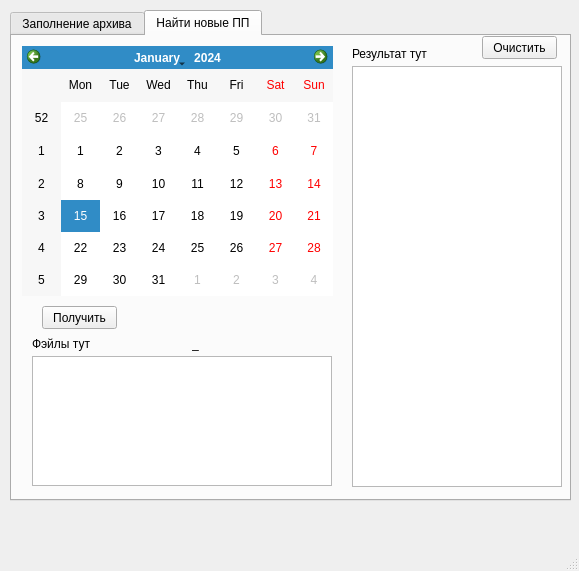
Old version of the form mainwindow.ui in the repository boomer-24/Boristics.
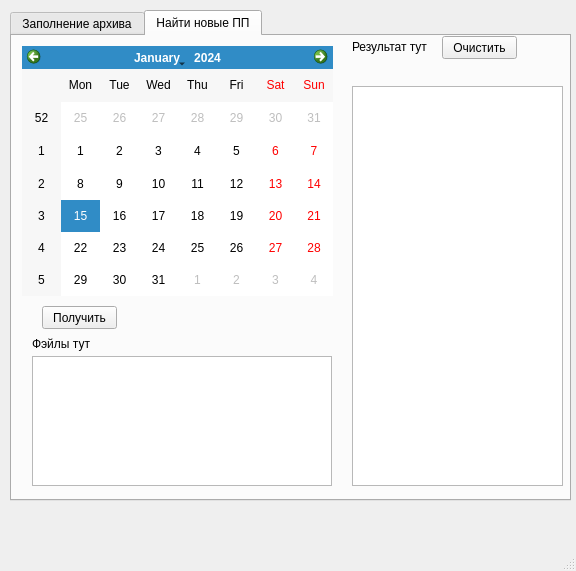
New version of the form.

What changed in the file:
```diff
--- a/mainwindow.ui
+++ b/mainwindow.ui
@@ -6,7 +6,7 @@
    <rect>
     <x>0</x>
     <y>0</y>
-    <width>579</width>
+    <width>576</width>
     <height>571</height>
    </rect>
   </property>
@@ -117,9 +117,9 @@
       <property name="geometry">
        <rect>
         <x>340</x>
-        <y>30</y>
-        <width>210</width>
-        <height>421</height>
+        <y>50</y>
+        <width>211</width>
+        <height>400</height>
        </rect>
       </property>
      </widget>
@@ -150,13 +150,13 @@
       <property name="geometry">
        <rect>
         <x>340</x>
-        <y>10</y>
-        <width>241</width>
+        <y>28</y>
+        <width>40</width>
         <height>16</height>
        </rect>
       </property>
       <property name="text">
-       <string>Результат тут</string>
+       <string/>
       </property>
      </widget>
      <widget class="QTextBrowser" name="textBrowser_fails">
@@ -186,19 +186,19 @@
       <property name="geometry">
        <rect>
         <x>180</x>
-        <y>300</y>
+        <y>290</y>
         <width>80</width>
         <height>16</height>
        </rect>
       </property>
       <property name="text">
-       <string>_</string>
+       <string/>
       </property>
      </widget>
      <widget class="QPushButton" name="pushButton_clearNewProgramsTextBox">
       <property name="geometry">
        <rect>
-        <x>470</x>
+        <x>430</x>
         <y>0</y>
         <width>75</width>
         <height>23</height>
@@ -208,6 +208,32 @@
        <string>Очистить</string>
       </property>
      </widget>
+     <widget class="QLabel" name="label_resultHere">
+      <property name="geometry">
+       <rect>
+        <x>340</x>
+        <y>3</y>
+        <width>80</width>
+        <height>16</height>
+       </rect>
+      </property>
+      <property name="text">
+       <string>Результат тут</string>
+      </property>
+     </widget>
+     <widget class="QLabel" name="label_amountNewElementsText">
+      <property name="geometry">
+       <rect>
+        <x>380</x>
+        <y>28</y>
+        <width>150</width>
+        <height>16</height>
+       </rect>
+      </property>
+      <property name="text">
+       <string/>
+      </property>
+     </widget>
     </widget>
    </widget>
   </widget>
```
Left out of the diff: 8 changed lines with no effect on the pictures.
